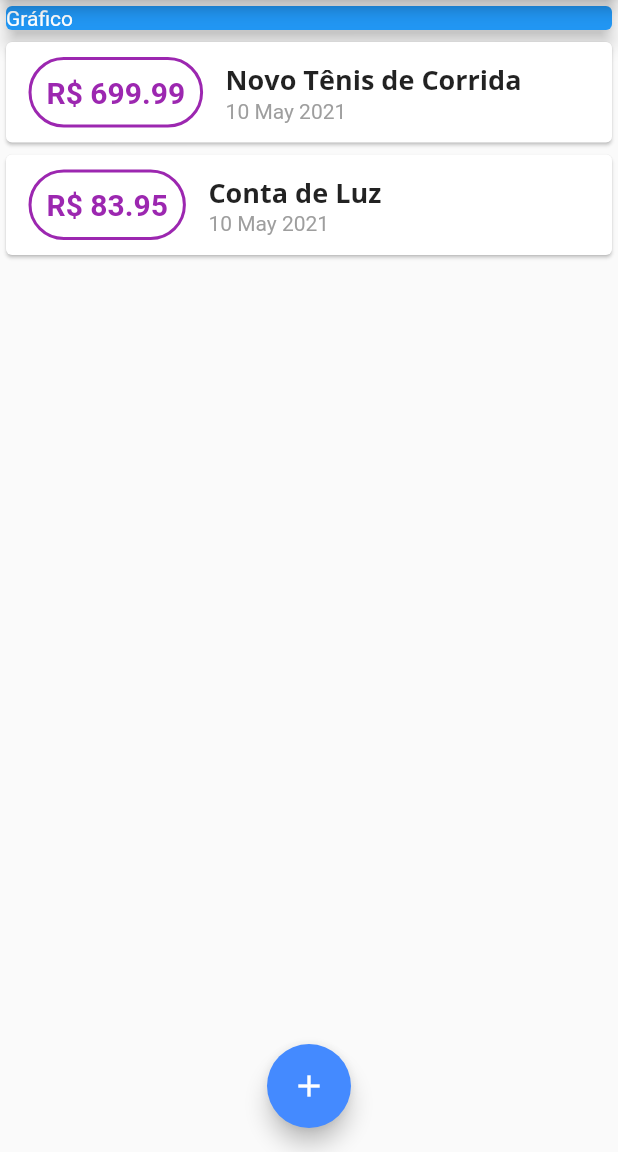
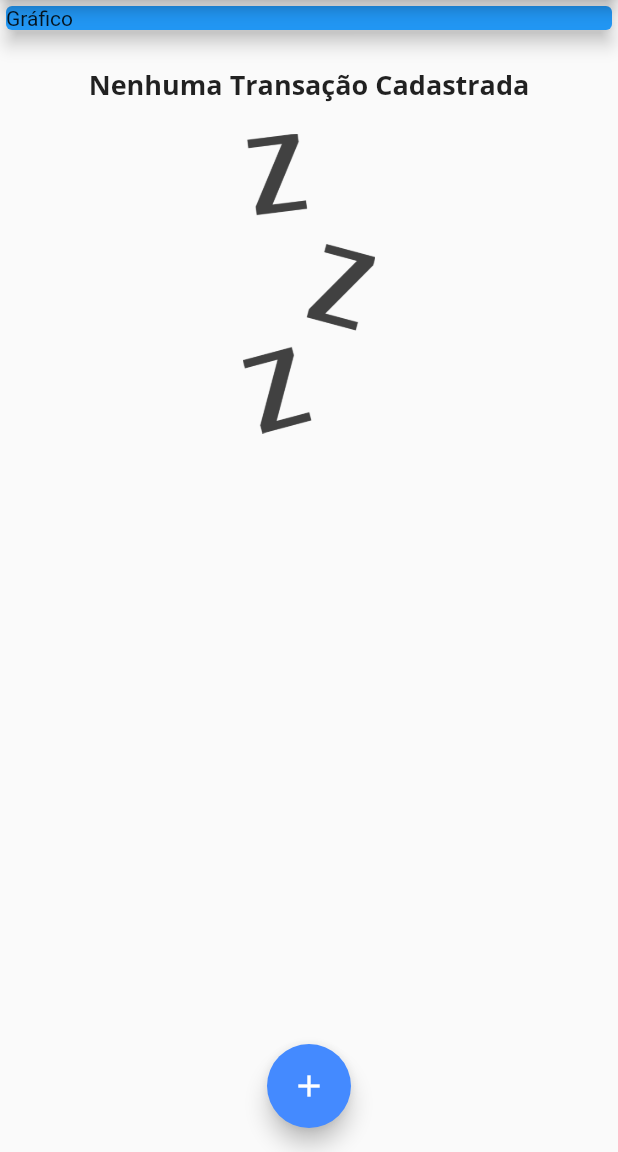
Before and after one commit to iagognunes/ProjetoDespesasPessoais, a Flutter app: the screen it shows after launch, on a phone screen of 412 x 824 dp, the part 84-1236 px from its top. Run offline on Flutter 3.47's test engine with Material 2 defaults, Android fonts, the phone set to English and light mode, and no system bars.

```diff
--- a/lib/components/transaction_list.dart
+++ b/lib/components/transaction_list.dart
@@ -11,7 +11,29 @@ class TransactionList extends StatelessWidget {
   Widget build(BuildContext context) {
     return Container(
       height: 440,
-      child: ListView.builder(
+      child: transactions.isEmpty
+          ? Column(
+              children: [
+                SizedBox(
+                  height: 20,
+                ),
+                Text(
+                  'Nenhuma Transação Cadastrada',
+                  style: Theme.of(context).textTheme.headline6,
+                ),
+                SizedBox(
+                  height: 20,
+                ),
+                Container(
+                  height: 200,
+                  child: Image.asset(
+                    'assets/images/waiting.png',
+                    fit: BoxFit.cover,
+                  ),
+                ),
+              ],
+            )
+          : ListView.builder(
               itemCount: transactions.length,
               itemBuilder: (ctx, index) {
                 final tr = transactions[index];
--- a/lib/main.dart
+++ b/lib/main.dart
@@ -17,7 +17,7 @@ class ExpensesApp extends StatelessWidget {
           backgroundColor: Colors.blueAccent,
         ),
         fontFamily: 'Quicksand',
-        textTheme: ThemeData.dark().textTheme.copyWith(
+        textTheme: ThemeData.light().textTheme.copyWith(
               headline6: TextStyle(
                 fontFamily: 'OpenSans',
                 fontSize: 18,
@@ -44,19 +44,19 @@ class MyHomePage extends StatefulWidget {
 }
 
 class _MyHomePageState extends State<MyHomePage> {
-  final _transactions = [
-    Transaction(
-      id: 't1',
-      title: 'Novo Tênis de Corrida',
-      value: 699.99,
-      date: DateTime.now(),
-    ),
-    Transaction(
-      id: 't12',
-      title: 'Conta de Luz',
-      value: 83.95,
-      date: DateTime.now(),
-    ),
+  final List<Transaction> _transactions = [
+    // Transaction(
+    //   id: 't1',
+    //   title: 'Novo Tênis de Corrida',
+    //   value: 699.99,
+    //   date: DateTime.now(),
+    // ),
+    // Transaction(
+    //   id: 't12',
+    //   title: 'Conta de Luz',
+    //   value: 83.95,
+    //   date: DateTime.now(),
+    // ),
   ];
 
   _addTransaction(String title, double value) {
--- a/pubspec.yaml
+++ b/pubspec.yaml
@@ -45,9 +45,8 @@ flutter:
   uses-material-design: true
 
   # To add assets to your application, add an assets section, like this:
-  # assets:
-  #   - images/a_dot_burr.jpeg
-  #   - images/a_dot_ham.jpeg
+  assets:
+    - assets/images/
 
   # An image asset can refer to one or more resolution-specific "variants", see
   # https://flutter.dev/assets-and-images/#resolution-aware.
```
Also changed, not shown: assets/images/waiting.png (added). Lines whose indentation alone changed are shown as unchanged.
